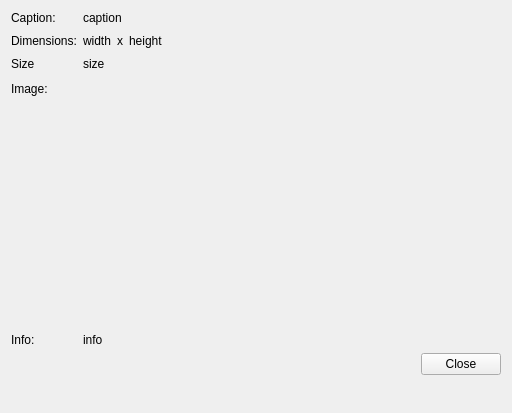
Qt form qt/apps/configurator/forms/picture_show.ui (Wolframe/qtClient) before a commit.
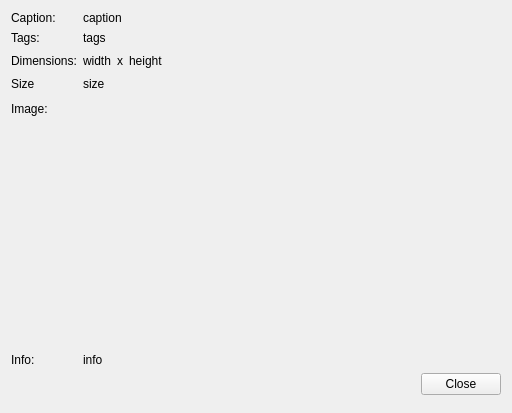
The same form after that commit.

Commit message: qtclient: showing tags per picture, not happy with the SQL statements used

Patch:
```diff
--- a/qt/apps/configurator/forms/picture_show.ui
+++ b/qt/apps/configurator/forms/picture_show.ui
@@ -85,14 +85,14 @@
      </item>
     </layout>
    </item>
-   <item row="6" column="0">
+   <item row="7" column="0">
     <widget class="QLabel" name="label_image">
      <property name="text">
       <string>Image:</string>
      </property>
     </widget>
    </item>
-   <item row="6" column="1">
+   <item row="7" column="1">
     <widget class="QLabel" name="image">
      <property name="sizePolicy">
       <sizepolicy hsizetype="Expanding" vsizetype="Fixed">
@@ -111,7 +111,7 @@
      </property>
     </widget>
    </item>
-   <item row="8" column="1">
+   <item row="9" column="1">
     <layout class="QHBoxLayout" name="horizontalLayout">
      <item>
       <spacer name="horizontalSpacer">
@@ -138,14 +138,14 @@
      </item>
     </layout>
    </item>
-   <item row="7" column="0">
+   <item row="8" column="0">
     <widget class="QLabel" name="label_name">
      <property name="text">
       <string>Info:</string>
      </property>
     </widget>
    </item>
-   <item row="7" column="1">
+   <item row="8" column="1">
     <widget class="QLabel" name="info">
      <property name="text">
       <string>info</string>
@@ -159,20 +159,34 @@
      </property>
     </widget>
    </item>
-   <item row="5" column="0">
+   <item row="6" column="0">
     <widget class="QLabel" name="label_size">
      <property name="text">
       <string>Size</string>
      </property>
     </widget>
    </item>
-   <item row="5" column="1">
+   <item row="6" column="1">
     <widget class="QLabel" name="size">
      <property name="text">
       <string>size</string>
      </property>
     </widget>
    </item>
+   <item row="3" column="0">
+    <widget class="QLabel" name="tabel_tags">
+     <property name="text">
+      <string>Tags:</string>
+     </property>
+    </widget>
+   </item>
+   <item row="3" column="1">
+    <widget class="QLabel" name="tags">
+     <property name="text">
+      <string>tags</string>
+     </property>
+    </widget>
+   </item>
   </layout>
  </widget>
  <resources/>
```
The commit also changes 2 other files.
